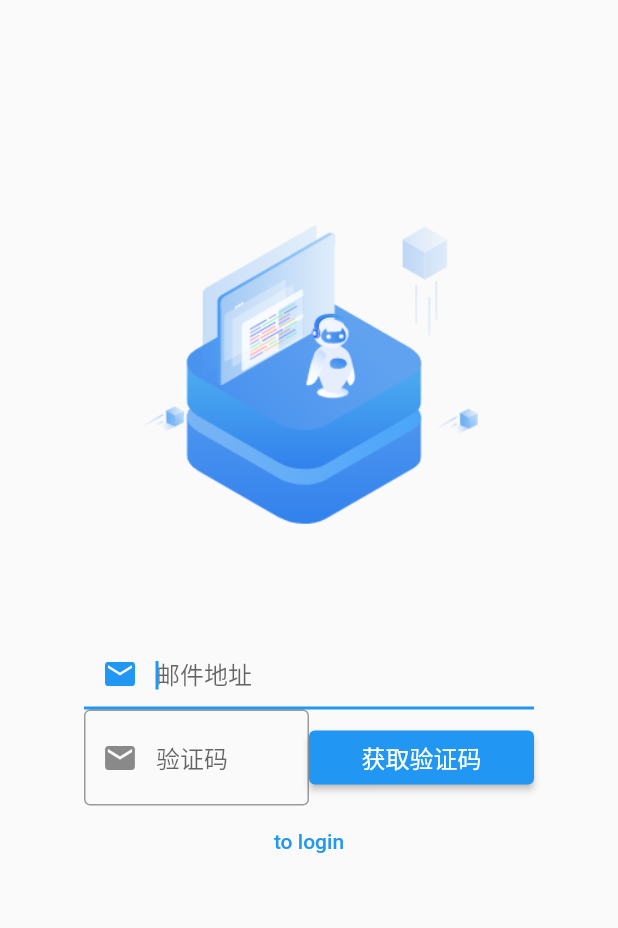
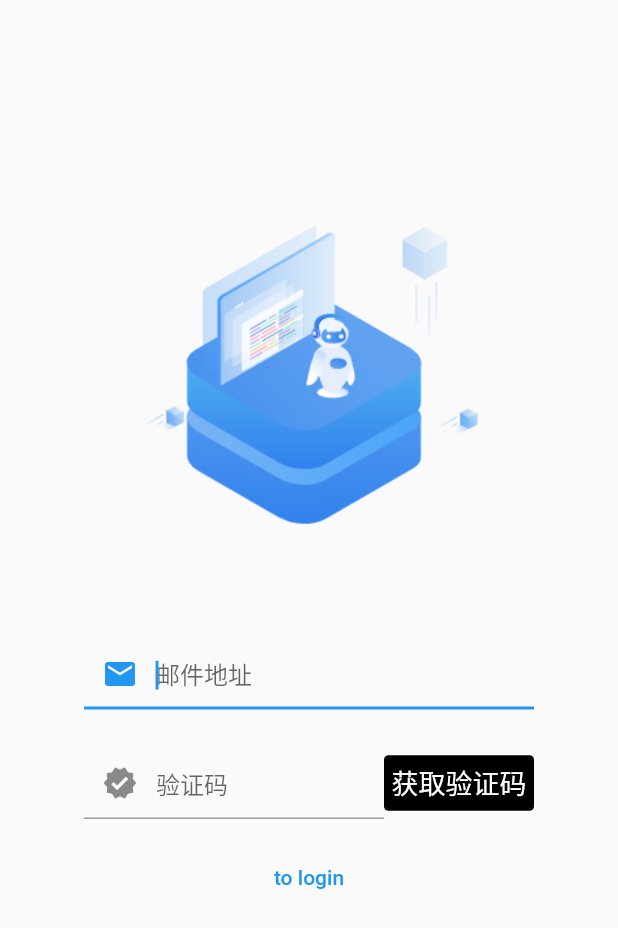
Before and after one commit to liwei1dao/lgflutter_console, a Flutter app: the RegisterView widget shown alone on an empty page, opened directly with empty values, on a phone screen of 412 x 824 dp. Shown: the top 928 px of the screen. Run offline on Flutter 3.47's test engine with Material 2 defaults, Android fonts, the phone set to English and light mode, and no system bars; our stand-ins replace connectivity, dio, shared_preferences; accounts and stored records are empty.

Commit message:
上传登陆场景代码

```diff
--- a/lib/scenes/login/components/login_view.dart
+++ b/lib/scenes/login/components/login_view.dart
@@ -82,6 +82,9 @@ class _LoginViewState extends State<LoginView> {
                       ),
                     ),
                   ),
+                  const SizedBox(
+                    height: 15,
+                  ),
                   TextButton(
                     child: const Text("to register"),
                     onPressed: () {
@@ -93,7 +96,7 @@ class _LoginViewState extends State<LoginView> {
             ),
           ),
           const SizedBox(
-            height: 125,
+            height: 75,
           ),
           Padding(
             padding:
--- a/lib/scenes/login/components/register_view.dart
+++ b/lib/scenes/login/components/register_view.dart
@@ -43,6 +43,9 @@ class _RegisterViewState extends State<RegisterView> {
                     prefixIcon: Icon(Icons.mail),
                   ),
                 ),
+                const SizedBox(
+                  height: 25,
+                ),
                 Row(
                   children: [
                     Expanded(
@@ -52,24 +55,35 @@ class _RegisterViewState extends State<RegisterView> {
                         autofocus: true,
                         decoration: const InputDecoration(
                           hintText: "验证码",
-                          prefixIcon: Icon(Icons.mail),
-                          border: OutlineInputBorder(),
+                          prefixIcon: Icon(Icons.verified),
                         ),
                       ),
                     ),
                     Expanded(
-                      flex: 2,
-                      child: ElevatedButton(
-                        child: const Text(
-                          "获取验证码",
-                          style: TextStyle(
-                            fontSize: 16,
-                          ),
-                        ),
-                        onPressed: () {},
+                      flex: 1,
+                      child: InkWell(
+                        onTap: () {},
+                        child: Container(
+                            padding: const EdgeInsets.all(5.0),
+                            decoration: BoxDecoration(
+                              color: Colors.black,
+                              borderRadius: BorderRadius.circular(3.0),
+                            ),
+                            child: const Text(
+                              '获取验证码',
+                              textAlign: TextAlign.center,
+                              style: TextStyle(
+                                color: Colors.white,
+                                fontSize: 18,
+                                fontWeight: FontWeight.w500,
+                              ),
+                            )),
                       ),
                     ),
                   ],
+                ),
+                const SizedBox(
+                  height: 15,
                 ),
                 TextButton(
                   child: const Text("to login"),
```
